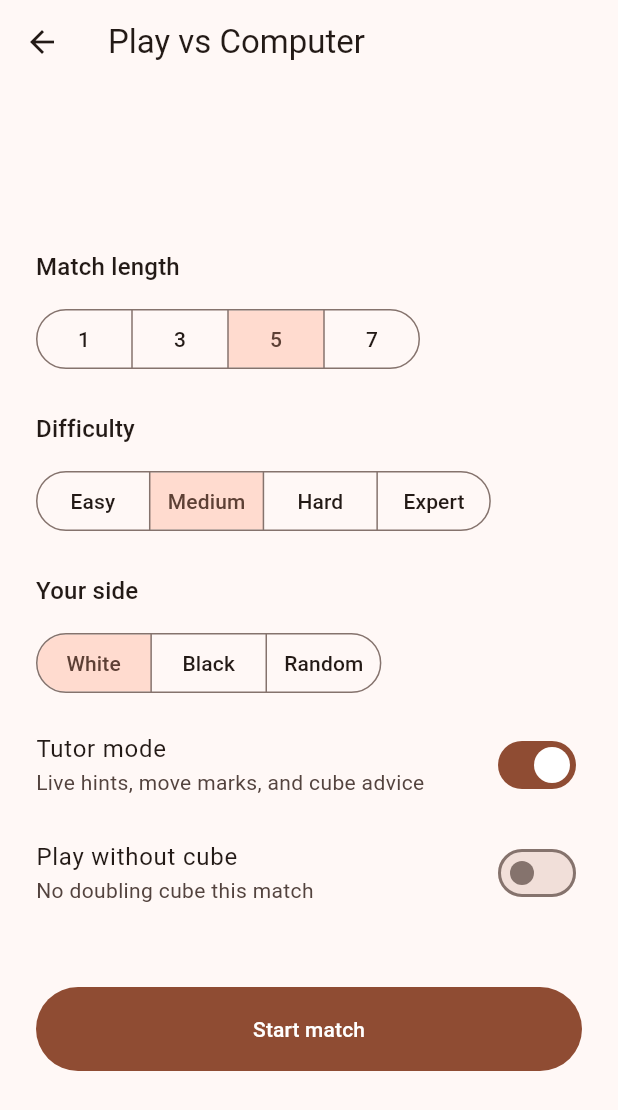
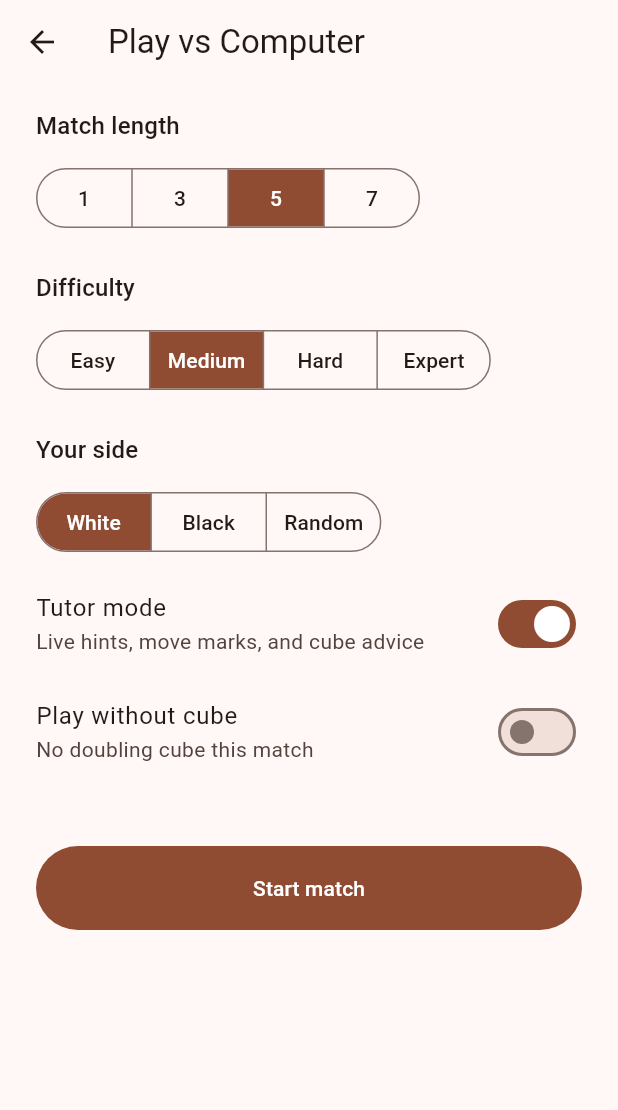
Before and after one commit to tony-xmelon/aigammon, a Flutter app: the screen it shows after launch, after a tap on "Play vs Computer", on a phone screen of 412 x 824 dp. Shown: the top 1110 px of the screen. Run offline on Flutter 3.47's test engine with Material 3 defaults, Android fonts, the phone set to English and light mode, and no system bars; our stand-ins replace drift, drift_flutter, flutter_riverpod; missing offline and left inert: dart:ffi; accounts and stored records are empty; generated files the repository leaves out were written again.

Commit message:
feat(app): home + setup visual polish
Home: the screen used to open with 40% of a phone screen empty above a
plain text title. It now leads with the brand mark (the launcher icon's
own painter at 140pt), then the name and the promise, then the button
cluster, with the version pinned as a footer — identity in the upper
third, actions right below it, nothing floating. The cluster is biased
slightly above centre because the settings row above it already pulls the
optical centre down, and it scrolls rather than overflowing in a short
window.

Setup: the form is top-aligned under the app bar instead of centred, so
it no longer floats below a second app-bar-sized void.

Segmented buttons app-wide: Material's default selected fill on a brown
seed is a pale peach one shade off the surface — on the setup and
settings screens you could not tell at a glance which segment was on.
Selected segments now use the primary pair, the same weight as a filled
button, from a theme so every segmented control matches.

The version string is a const (lib/branding/app_version.dart) rather than
a package_info_plus lookup — it is wanted on the first frame everywhere,
including tests and the screenshot tour — with a test that fails if it
drifts from pubspec.

```diff
--- /dev/null
+++ b/app/lib/branding/app_version.dart
@@ -0,0 +1,8 @@
+/// The user-visible app version, shown in the home screen footer.
+///
+/// Deliberately a plain const rather than a `package_info_plus` lookup: the
+/// version is wanted on the FIRST frame of the first screen, on every platform
+/// including the widget tests and the screenshot tour, and a platform-channel
+/// round trip buys nothing here. `app_version_test.dart` fails the suite if it
+/// ever drifts from `pubspec.yaml`, so it cannot go stale silently.
+const String appVersion = '0.5.0';
--- a/app/lib/main.dart
+++ b/app/lib/main.dart
@@ -21,13 +21,43 @@ class AiGammonApp extends ConsumerWidget {
             AppSettings.defaults.themeMode;
     return MaterialApp(
       title: 'AIGammon',
-      theme: ThemeData(colorSchemeSeed: Colors.brown, useMaterial3: true),
-      darkTheme: ThemeData(
-          colorSchemeSeed: Colors.brown,
-          brightness: Brightness.dark,
-          useMaterial3: true),
+      theme: _theme(Brightness.light),
+      darkTheme: _theme(Brightness.dark),
       themeMode: themeMode,
       home: const HomeScreen(),
     );
   }
 }
+
+/// The app theme for one brightness: the brown-seeded Material 3 scheme, plus
+/// the app-wide segmented-button treatment.
+ThemeData _theme(Brightness brightness) {
+  final scheme =
+      ColorScheme.fromSeed(seedColor: Colors.brown, brightness: brightness);
+  return ThemeData(
+    colorScheme: scheme,
+    useMaterial3: true,
+    // Segmented buttons carry most of this app's choices (match length,
+    // difficulty, side, theme, animation speed, Played/Best). Material's
+    // default selected fill is `secondaryContainer`, which on a brown seed is
+    // a pale peach barely a shade off the surface — at a glance you cannot
+    // tell which segment is on. Selected segments therefore use the PRIMARY
+    // pair, the same weight as a filled button, so the current choice is
+    // unmistakable at arm's length and identical on every screen.
+    segmentedButtonTheme: SegmentedButtonThemeData(
+      style: ButtonStyle(
+        backgroundColor: WidgetStateProperty.resolveWith<Color?>(
+          (states) =>
+              states.contains(WidgetState.selected) ? scheme.primary : null,
+        ),
+        foregroundColor: WidgetStateProperty.resolveWith<Color?>(
+          (states) => states.contains(WidgetState.disabled)
+              ? null
+              : states.contains(WidgetState.selected)
+                  ? scheme.onPrimary
+                  : scheme.onSurface,
+        ),
+      ),
+    ),
+  );
+}
--- a/app/lib/screens/home_screen.dart
+++ b/app/lib/screens/home_screen.dart
@@ -1,12 +1,20 @@
 import 'package:flutter/material.dart';
 
+import '../branding/app_mark.dart';
+import '../branding/app_version.dart';
 import 'history_screen.dart';
 import 'new_match_screen.dart';
 import 'online_screen.dart';
 import 'settings_screen.dart';
 
-/// The app's landing screen: a title and the two match-mode entry points.
-/// Each button pushes a [NewMatchScreen] (as a route) configured for its mode.
+/// The app's landing screen: the brand mark, the app's name and promise, and
+/// the match-mode entry points. Each mode button pushes a [NewMatchScreen] (as
+/// a route) configured for its mode.
+///
+/// Layout: a settings row on top, the identity + buttons cluster centred in the
+/// space that remains, and the version pinned to the bottom. The cluster is
+/// scrollable so a short window (a landscape phone, a small desktop window)
+/// degrades to a scroll rather than an overflow.
 class HomeScreen extends StatelessWidget {
   const HomeScreen({super.key});
 
@@ -15,7 +23,7 @@ class HomeScreen extends StatelessWidget {
     final theme = Theme.of(context);
     return Scaffold(
       body: SafeArea(
-        child: Stack(
+        child: Column(
           children: [
             Align(
               alignment: Alignment.topRight,
@@ -32,35 +40,51 @@ class HomeScreen extends StatelessWidget {
                 ),
               ),
             ),
-            Center(
+            Expanded(
+              child: Align(
+                // Biased slightly above centre: the settings row already sits
+                // above the cluster, so a true centre reads as low, and this
+                // keeps the identity (mark + name + promise) in the upper third
+                // with the buttons following it.
+                alignment: const Alignment(0, -0.28),
+                child: SingleChildScrollView(
                   child: ConstrainedBox(
                     constraints: const BoxConstraints(maxWidth: 420),
                     child: Padding(
-              padding: const EdgeInsets.all(24),
+                      padding:
+                          const EdgeInsets.symmetric(horizontal: 24, vertical: 8),
                       child: Column(
                         mainAxisSize: MainAxisSize.min,
                         children: [
-                  Text('AIGammon', style: theme.textTheme.displaySmall),
-                  const SizedBox(height: 8),
+                          Semantics(
+                            label: 'AIGammon',
+                            child: const AppMark(size: 140),
+                          ),
+                          const SizedBox(height: 20),
+                          Text(
+                            'AIGammon',
+                            style: theme.textTheme.displaySmall,
+                          ),
+                          const SizedBox(height: 6),
                           Text(
                             'Backgammon with a neural-net engine',
-                    style: theme.textTheme.titleMedium
-                        ?.copyWith(color: theme.colorScheme.onSurfaceVariant),
+                            style: theme.textTheme.titleMedium?.copyWith(
+                                color: theme.colorScheme.onSurfaceVariant),
                             textAlign: TextAlign.center,
                           ),
-                  const SizedBox(height: 48),
+                          const SizedBox(height: 40),
                           _ModeButton(
                             label: 'Play vs Computer',
                             icon: Icons.smart_toy_outlined,
                             onPressed: () => _open(context, vsComputer: true),
                           ),
-                  const SizedBox(height: 16),
+                          const SizedBox(height: 12),
                           _ModeButton(
                             label: 'Two Players',
                             icon: Icons.people_outline,
                             onPressed: () => _open(context, vsComputer: false),
                           ),
-                  const SizedBox(height: 16),
+                          const SizedBox(height: 12),
                           _ModeButton(
                             label: 'Play Online',
                             icon: Icons.public,
@@ -70,7 +94,7 @@ class HomeScreen extends StatelessWidget {
                               ),
                             ),
                           ),
-                  const SizedBox(height: 16),
+                          const SizedBox(height: 12),
                           SizedBox(
                             width: double.infinity,
                             child: OutlinedButton.icon(
@@ -91,6 +115,18 @@ class HomeScreen extends StatelessWidget {
                     ),
                   ),
                 ),
+              ),
+            ),
+            Padding(
+              padding: const EdgeInsets.only(bottom: 12, top: 4),
+              child: Text(
+                'v$appVersion',
+                style: theme.textTheme.bodySmall?.copyWith(
+                  color: theme.colorScheme.onSurfaceVariant
+                      .withValues(alpha: 0.7),
+                ),
+              ),
+            ),
           ],
         ),
       ),
@@ -106,7 +142,7 @@ class HomeScreen extends StatelessWidget {
   }
 }
 
-/// A large, full-width entry button used for the two home modes.
+/// A large, full-width entry button used for the home modes.
 class _ModeButton extends StatelessWidget {
   const _ModeButton({
     required this.label,
@@ -127,7 +163,7 @@ class _ModeButton extends StatelessWidget {
         icon: Icon(icon),
         label: Text(label),
         style: FilledButton.styleFrom(
-          padding: const EdgeInsets.symmetric(vertical: 20),
+          padding: const EdgeInsets.symmetric(vertical: 18),
           textStyle: Theme.of(context).textTheme.titleMedium,
         ),
       ),
--- a/app/lib/screens/new_match_screen.dart
+++ b/app/lib/screens/new_match_screen.dart
@@ -82,12 +82,17 @@ class _NewMatchScreenState extends ConsumerState<NewMatchScreen> {
         title: Text(widget.vsComputer ? 'Play vs Computer' : 'Two Players'),
       ),
       body: SafeArea(
-        child: Center(
-          child: SingleChildScrollView(
+        // Top-aligned under the app bar: a setup form reads as a list of
+        // decisions, so it starts where the eye already is. (Centring it left a
+        // dead band the height of the app bar again on a phone.) The Center is
+        // inside the scroll view, so it only centres HORIZONTALLY — the column
+        // keeps its intrinsic height at the top of the viewport.
+        child: SingleChildScrollView(
+          child: Center(
             child: ConstrainedBox(
               constraints: const BoxConstraints(maxWidth: 480),
               child: Padding(
-                padding: const EdgeInsets.all(24),
+                padding: const EdgeInsets.fromLTRB(24, 16, 24, 32),
                 child: Column(
                   mainAxisSize: MainAxisSize.min,
                   crossAxisAlignment: CrossAxisAlignment.start,
```
Also changed, not shown: 2 other files. Lines whose indentation alone changed are shown as unchanged.
